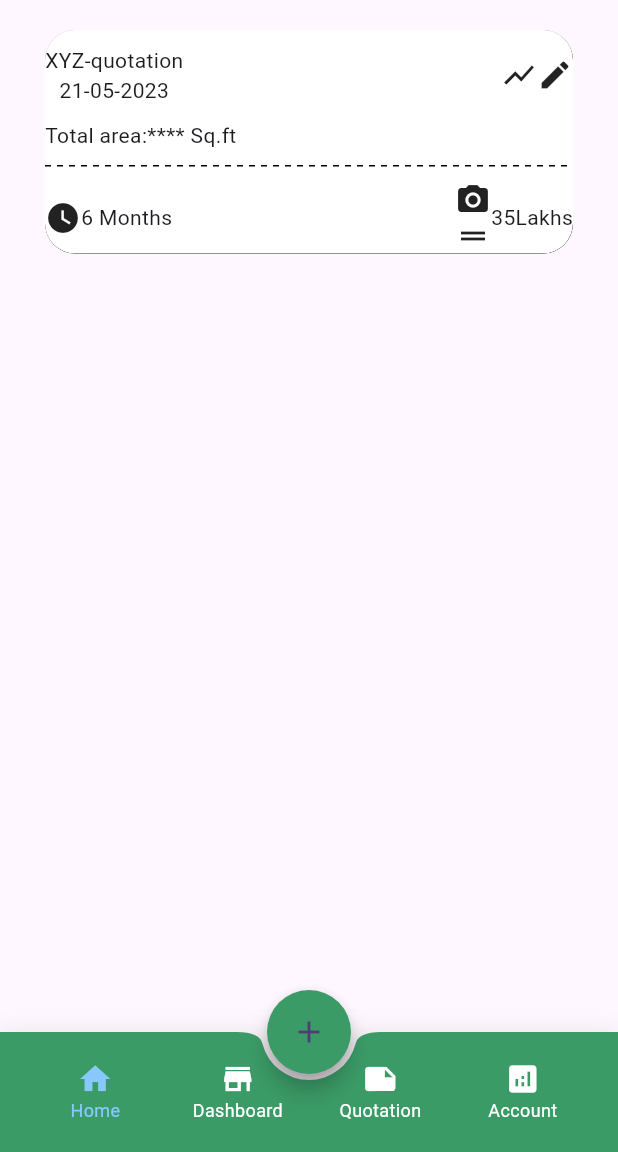
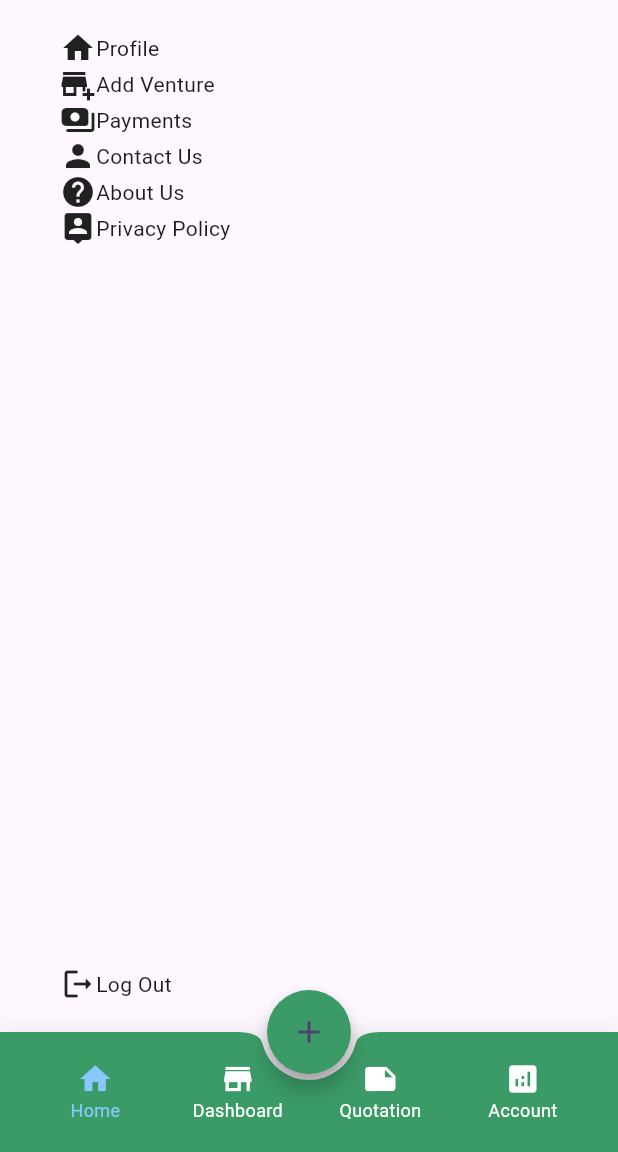
Before and after one commit to adilkhansherani/baldur, a Flutter app: the screen it shows after launch, on a phone screen of 412 x 824 dp, the part 84-1236 px from its top. Run offline on Flutter 3.47's test engine with Material 2 defaults, Android fonts, the phone set to English and light mode, and no system bars; drawn by our look-alikes of dotted_line; our stand-ins replace flutter_svg.

Commit message:
added settings page

```diff
--- a/lib/home_screen.dart
+++ b/lib/home_screen.dart
@@ -1,4 +1,5 @@
-import 'package:baldur/quotation.dart';
+//import 'package:baldur/quotation.dart';
+import 'package:baldur/settings_page.dart';
 import 'package:flutter/material.dart';
 import 'package:baldur/bottom_navigator.dart';
 
@@ -43,7 +44,7 @@ class _HomeScreenState extends State<HomeScreen> {
         child: const Icon(Icons.add),
       ),
       bottomNavigationBar: const BottomNavigator(),
-      body: const Quotation(),
+      body: const SettingsPage(),
     );
   }
 }
--- /dev/null
+++ b/lib/settings_page.dart
@@ -0,0 +1,58 @@
+import 'package:flutter/material.dart';
+
+class SettingsPage extends StatefulWidget {
+  const SettingsPage({super.key});
+
+  @override
+  State<SettingsPage> createState() => _SettingsPageState();
+}
+
+class _SettingsPageState extends State<SettingsPage> {
+  @override
+  Widget build(BuildContext context) {
+    return Scaffold(
+      body: SafeArea(
+        child: Container(
+          padding: const EdgeInsets.fromLTRB(40, 20, 40, 20),
+          width: 300,
+          child: const Column(
+              mainAxisAlignment: MainAxisAlignment.spaceBetween,
+              children: [
+                Column(
+                  mainAxisAlignment: MainAxisAlignment.spaceEvenly,
+                  children: [
+                    Row(
+                      children: [Icon(Icons.home), Text('Profile')],
+                    ),
+                    Row(
+                      children: [Icon(Icons.add_business), Text('Add Venture')],
+                    ),
+                    Row(
+                      children: [
+                        Icon(Icons.payments_rounded),
+                        Text('Payments')
+                      ],
+                    ),
+                    Row(
+                      children: [Icon(Icons.person), Text('Contact Us')],
+                    ),
+                    Row(
+                      children: [Icon(Icons.help), Text('About Us')],
+                    ),
+                    Row(
+                      children: [
+                        Icon(Icons.person_pin_rounded),
+                        Text('Privacy Policy')
+                      ],
+                    ),
+                  ],
+                ),
+                Row(
+                  children: [Icon(Icons.logout_rounded), Text('Log Out')],
+                ),
+              ]),
+        ),
+      ),
+    );
+  }
+}
```
